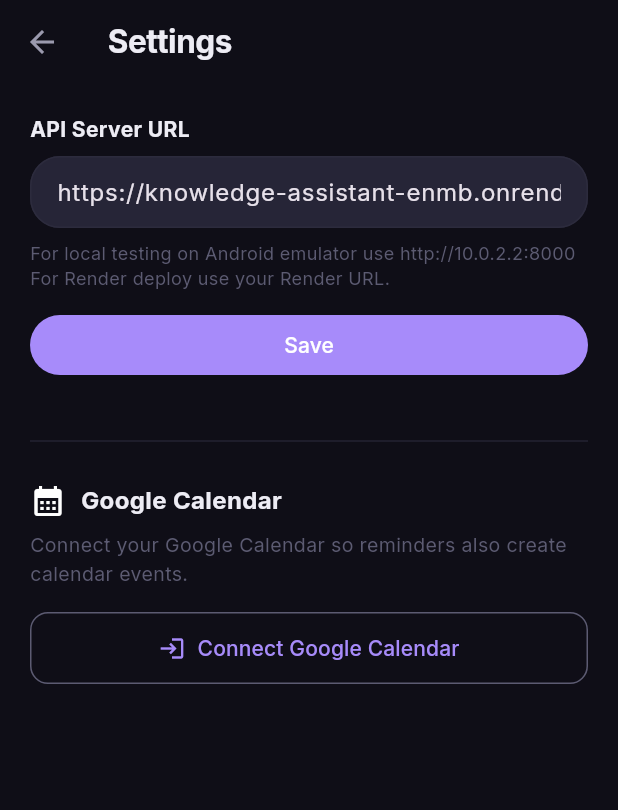
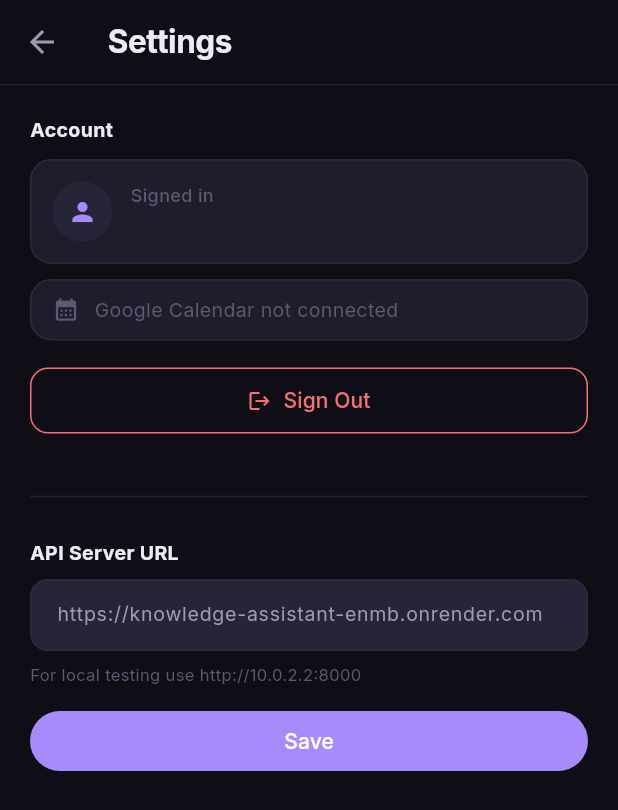
Before and after one commit to aditimishra-11/cura, a Flutter app: the SettingsScreen screen opened directly, on a phone screen of 412 x 824 dp. Shown: the top 810 px of the screen. Run offline on Flutter 3.47's test engine with Material 3 defaults, Android fonts, the phone set to English and light mode, and no system bars; our stand-ins replace firebase_core, firebase_messaging, flutter_local_notifications, flutter_markdown, google_fonts, google_sign_in and 1 more; missing offline and left inert: receive_sharing_intent; accounts and stored records are empty; network calls fail.

Commit message:
Google auth gate, IST time, rich calendar description, sign-out
- Add sign-in screen: Google auth required to use the app
- main.dart: auth gate — checks saved email on launch, shows
  SignInScreen if not signed in, MainShell if signed in
- settings_screen.dart: replaced calendar connect UI with signed-in
  account display + Sign Out button
- chat_screen.dart: pass onSignOut callback to SettingsScreen
- api/routes.py: reminder time shown in IST instead of UTC;
  calendar event description now includes URL, summary, intent,
  tags and user note (not just the note)

Co-Authored-By: Claude Sonnet 4.6 <noreply@anthropic.com>

```diff
--- a/flutter_app/lib/screens/settings_screen.dart
+++ b/flutter_app/lib/screens/settings_screen.dart
@@ -1,21 +1,24 @@
 import 'package:flutter/material.dart';
+import 'package:google_fonts/google_fonts.dart';
 import 'package:google_sign_in/google_sign_in.dart';
-import '../config.dart';
 import '../services/api_service.dart';
-import '../services/notification_service.dart';
 
-final _googleSignIn = GoogleSignIn(
-  scopes: [
-    'email',
-    'https://www.googleapis.com/auth/calendar.events',
-  ],
-  serverClientId: AppConfig.googleWebClientId.isNotEmpty
-      ? AppConfig.googleWebClientId
-      : null,
-);
+const _bg      = Color(0xFF0F0E17);
+const _surface2= Color(0xFF1E1D2C);
+const _surface3= Color(0xFF262537);
+const _border  = Color(0xFF2C2B3D);
+const _text1   = Color(0xFFEDECF4);
+const _text2   = Color(0xFF9B9AAE);
+const _text3   = Color(0xFF5C5B72);
+const _accent  = Color(0xFFA78BFA);
+const _red     = Color(0xFFF87171);
+const _redBg   = Color(0x1AF87171);
+
+final _googleSignIn = GoogleSignIn(scopes: ['email']);
 
 class SettingsScreen extends StatefulWidget {
-  const SettingsScreen({super.key});
+  final VoidCallback? onSignOut;
+  const SettingsScreen({super.key, this.onSignOut});
 
   @override
   State<SettingsScreen> createState() => _SettingsScreenState();
@@ -24,12 +27,9 @@ class SettingsScreen extends StatefulWidget {
 class _SettingsScreenState extends State<SettingsScreen> {
   final _urlController = TextEditingController();
   bool _urlSaved = false;
-
-  // Google Calendar state
-  bool _googleLoading = true;
+  String? _userEmail;
   bool _googleConnected = false;
-  String? _googleEmail;
-  String? _googleError;
+  bool _calLoading = true;
 
   @override
   void initState() {
@@ -37,22 +37,19 @@ class _SettingsScreenState extends State<SettingsScreen> {
     ApiService.getBaseUrl().then((url) {
       if (mounted) setState(() => _urlController.text = url);
     });
-    _loadGoogleStatus();
+    ApiService.getUserEmail().then((email) {
+      setState(() => _userEmail = email);
+      if (email != null) _loadCalendarStatus(email);
+    });
   }
 
-  Future<void> _loadGoogleStatus() async {
-    setState(() { _googleLoading = true; _googleError = null; });
+  Future<void> _loadCalendarStatus(String email) async {
+    setState(() => _calLoading = true);
     try {
       final status = await ApiService.googleStatus();
-      if (mounted) {
-        setState(() {
-          _googleConnected = status.connected;
-          _googleEmail = status.email;
-          _googleLoading = false;
-        });
-      }
+      if (mounted) setState(() { _googleConnected = status.connected; _calLoading = false; });
     } catch (_) {
-      if (mounted) setState(() { _googleLoading = false; });
+      if (mounted) setState(() => _calLoading = false);
     }
   }
 
@@ -64,123 +61,187 @@ class _SettingsScreenState extends State<SettingsScreen> {
     });
   }
 
-  Future<void> _connectGoogle() async {
-    setState(() { _googleLoading = true; _googleError = null; });
-    try {
-      // Trigger Google sign-in to obtain serverAuthCode
-      final account = await _googleSignIn.signIn();
-      if (account == null) {
-        setState(() { _googleLoading = false; });
-        return; // user cancelled
-      }
-
-      final auth = await account.authentication;
-      final serverAuthCode = account.serverAuthCode;
-
-      if (serverAuthCode == null) {
-        setState(() {
-          _googleLoading = false;
-          _googleError = 'Could not get server auth code. Make sure the OAuth client ID is configured correctly.';
-        });
-        return;
-      }
-
-      final status = await ApiService.connectGoogle(
-        serverAuthCode: serverAuthCode,
-        email: account.email,
-      );
-
-      // Re-register FCM token now that we have user_email
-      await NotificationService.reRegister();
-
-      if (mounted) {
-        setState(() {
-          _googleConnected = status.connected;
-          _googleEmail = status.email ?? account.email;
-          _googleLoading = false;
-        });
-      }
-    } catch (e) {
-      if (mounted) {
-        setState(() {
-          _googleLoading = false;
-          _googleError = e.toString().replaceFirst('Exception: ', '');
-        });
-      }
-    }
-  }
-
-  Future<void> _disconnectGoogle() async {
+  Future<void> _signOut() async {
     final confirmed = await showDialog<bool>(
       context: context,
       builder: (ctx) => AlertDialog(
-        title: const Text('Disconnect Google Calendar?'),
-        content: const Text(
-          'Future reminders will no longer create calendar events. Existing events are not deleted.',
+        backgroundColor: _surface2,
+        title: Text('Sign out?', style: TextStyle(color: _text1)),
+        content: Text(
+          'You will need to sign in again to use Cura.',
+          style: TextStyle(color: _text2),
         ),
         actions: [
-          TextButton(onPressed: () => Navigator.pop(ctx, false), child: const Text('Cancel')),
+          TextButton(
+            onPressed: () => Navigator.pop(ctx, false),
+            child: Text('Cancel', style: TextStyle(color: _accent)),
+          ),
           FilledButton(
             onPressed: () => Navigator.pop(ctx, true),
-            style: FilledButton.styleFrom(backgroundColor: Colors.red),
-            child: const Text('Disconnect'),
+            style: FilledButton.styleFrom(backgroundColor: _red),
+            child: const Text('Sign Out'),
           ),
         ],
       ),
     );
     if (confirmed != true) return;
 
-    setState(() { _googleLoading = true; _googleError = null; });
     try {
       await ApiService.disconnectGoogle();
-      await _googleSignIn.signOut();
-      // Re-register FCM token without user_email
-      await NotificationService.reRegister();
-      if (mounted) {
-        setState(() {
-          _googleConnected = false;
-          _googleEmail = null;
-          _googleLoading = false;
-        });
-      }
-    } catch (e) {
-      if (mounted) {
-        setState(() {
-          _googleLoading = false;
-          _googleError = e.toString().replaceFirst('Exception: ', '');
-        });
-      }
+    } catch (_) {
+      // Clear locally even if backend call fails
+      await ApiService.clearUserEmail();
     }
+    await _googleSignIn.signOut();
+
+    widget.onSignOut?.call();
+    if (mounted) Navigator.of(context).popUntil((r) => r.isFirst);
   }
 
   @override
   Widget build(BuildContext context) {
-    final cs = Theme.of(context).colorScheme;
-
     return Scaffold(
-      appBar: AppBar(title: const Text('Settings')),
+      backgroundColor: _bg,
+      appBar: AppBar(
+        backgroundColor: _bg,
+        title: Text('Settings',
+            style: TextStyle(color: _text1, fontWeight: FontWeight.w700)),
+        iconTheme: const IconThemeData(color: _text2),
+        bottom: PreferredSize(
+          preferredSize: const Size.fromHeight(1),
+          child: Container(height: 1, color: const Color(0xFF232232)),
+        ),
+      ),
       body: SingleChildScrollView(
         padding: const EdgeInsets.all(20),
         child: Column(
           crossAxisAlignment: CrossAxisAlignment.start,
           children: [
+
+            // ── Account ───────────────────────────────────────────────────
+            Text('Account',
+                style: GoogleFonts.inter(
+                    fontWeight: FontWeight.w700, color: _text1, fontSize: 13)),
+            const SizedBox(height: 10),
+            Container(
+              padding: const EdgeInsets.all(14),
+              decoration: BoxDecoration(
+                color: _surface2,
+                borderRadius: BorderRadius.circular(14),
+                border: Border.all(color: _border),
+              ),
+              child: Row(
+                children: [
+                  Container(
+                    width: 40, height: 40,
+                    decoration: BoxDecoration(
+                        color: _surface3, shape: BoxShape.circle),
+                    child: const Icon(Icons.person, color: _accent, size: 20),
+                  ),
+                  const SizedBox(width: 12),
+                  Expanded(
+                    child: Column(
+                      crossAxisAlignment: CrossAxisAlignment.start,
+                      children: [
+                        Text('Signed in',
+                            style: GoogleFonts.inter(
+                                fontSize: 12, color: _text3,
+                                fontWeight: FontWeight.w500)),
+                        const SizedBox(height: 2),
+                        Text(_userEmail ?? '—',
+                            style: GoogleFonts.inter(
+                                fontSize: 13.5, color: _text1,
+                                fontWeight: FontWeight.w600)),
+                      ],
+                    ),
+                  ),
+                ],
+              ),
+            ),
+
+            const SizedBox(height: 10),
+
+            // Google Calendar status
+            Container(
+              padding: const EdgeInsets.symmetric(horizontal: 14, vertical: 10),
+              decoration: BoxDecoration(
+                color: _surface2,
+                borderRadius: BorderRadius.circular(14),
+                border: Border.all(color: _border),
+              ),
+              child: Row(
+                children: [
+                  Icon(Icons.calendar_month,
+                      size: 18,
+                      color: _calLoading
+                          ? _text3
+                          : _googleConnected ? _accent : _text3),
+                  const SizedBox(width: 10),
+                  Text(
+                    _calLoading
+                        ? 'Checking Calendar…'
+                        : _googleConnected
+                            ? 'Google Calendar connected'
+                            : 'Google Calendar not connected',
+                    style: GoogleFonts.inter(
+                        fontSize: 13,
+                        color: _calLoading
+                            ? _text3
+                            : _googleConnected ? _accent : _text3),
+                  ),
+                ],
+              ),
+            ),
+
+            const SizedBox(height: 16),
+            SizedBox(
+              width: double.infinity,
+              child: OutlinedButton.icon(
+                icon: const Icon(Icons.logout, size: 16),
+                label: const Text('Sign Out'),
+                onPressed: _signOut,
+                style: OutlinedButton.styleFrom(
+                  foregroundColor: _red,
+                  side: const BorderSide(color: _red),
+                  padding: const EdgeInsets.symmetric(vertical: 12),
+                  shape: RoundedRectangleBorder(
+                      borderRadius: BorderRadius.circular(12)),
+                ),
+              ),
+            ),
+
+            const SizedBox(height: 32),
+            const Divider(color: Color(0xFF232232)),
+            const SizedBox(height: 20),
+
             // ── API Server URL ─────────────────────────────────────────────
             Text('API Server URL',
-                style: TextStyle(fontWeight: FontWeight.bold, color: cs.onSurface)),
+                style: GoogleFonts.inter(
+                    fontWeight: FontWeight.w700, color: _text1, fontSize: 13)),
             const SizedBox(height: 8),
             TextField(
               controller: _urlController,
+              style: GoogleFonts.inter(fontSize: 13, color: _text2),
               decoration: InputDecoration(
                 hintText: 'https://your-render-app.onrender.com',
-                border: OutlineInputBorder(borderRadius: BorderRadius.circular(12)),
+                border: OutlineInputBorder(
+                    borderRadius: BorderRadius.circular(12),
+                    borderSide: const BorderSide(color: _border)),
+                enabledBorder: OutlineInputBorder(
+                    borderRadius: BorderRadius.circular(12),
+                    borderSide: const BorderSide(color: _border)),
+                focusedBorder: OutlineInputBorder(
+                    borderRadius: BorderRadius.circular(12),
+                    borderSide: const BorderSide(color: _accent)),
+                filled: true,
+                fillColor: _surface3,
               ),
               keyboardType: TextInputType.url,
             ),
             const SizedBox(height: 8),
             Text(
-              'For local testing on Android emulator use http://10.0.2.2:8000\n'
-              'For Render deploy use your Render URL.',
-              style: TextStyle(fontSize: 12, color: cs.outline),
+              'For local testing use http://10.0.2.2:8000',
+              style: GoogleFonts.inter(fontSize: 11, color: _text3),
             ),
             const SizedBox(height: 12),
             SizedBox(
@@ -190,113 +251,6 @@ class _SettingsScreenState extends State<SettingsScreen> {
                 child: Text(_urlSaved ? 'Saved ✓' : 'Save'),
               ),
             ),
-
-            const SizedBox(height: 32),
-            const Divider(),
-            const SizedBox(height: 20),
-
-            // ── Google Calendar ────────────────────────────────────────────
-            Row(
-              children: [
-                Image.network(
-                  'https://upload.wikimedia.org/wikipedia/commons/a/a5/Google_Calendar_icon_%282020%29.svg',
-                  width: 24,
-                  height: 24,
-                  errorBuilder: (_, __, ___) =>
-                      const Icon(Icons.calendar_month, size: 24),
-                ),
-                const SizedBox(width: 10),
-                Text(
-                  'Google Calendar',
-                  style: TextStyle(
-                      fontWeight: FontWeight.bold,
-                      fontSize: 16,
-                      color: cs.onSurface),
-                ),
-              ],
-            ),
-            const SizedBox(height: 8),
-            Text(
-              'Connect your Google Calendar so reminders also create calendar events.',
-              style: TextStyle(fontSize: 13, color: cs.outline),
-            ),
-            const SizedBox(height: 16),
-
-            if (_googleLoading)
-              const Center(child: CircularProgressIndicator())
-            else if (_googleConnected) ...[
-              Container(
-                padding: const EdgeInsets.all(14),
-                decoration: BoxDecoration(
-                  color: cs.primaryContainer,
-                  borderRadius: BorderRadius.circular(12),
-                ),
-                child: Row(
-                  children: [
-                    Icon(Icons.check_circle, color: cs.primary),
-                    const SizedBox(width: 10),
-                    Expanded(
-                      child: Column(
-                        crossAxisAlignment: CrossAxisAlignment.start,
-                        children: [
-                          Text('Connected',
-                              style: TextStyle(
-                                  fontWeight: FontWeight.bold,
-                                  color: cs.onPrimaryContainer)),
-                          if (_googleEmail != null)
-                            Text(_googleEmail!,
-                                style: TextStyle(
-                                    fontSize: 13,
-                                    color: cs.onPrimaryContainer)),
-                        ],
-                      ),
-                    ),
-                    TextButton(
-                      onPressed: _disconnectGoogle,
-                      child: Text('Disconnect',
-                          style: TextStyle(color: cs.error)),
-                    ),
-                  ],
-                ),
-              ),
-            ] else ...[
-              SizedBox(
-                width: double.infinity,
-                child: OutlinedButton.icon(
-                  icon: const Icon(Icons.login),
-                  label: const Text('Connect Google Calendar'),
-                  onPressed: _connectGoogle,
-                  style: OutlinedButton.styleFrom(
-                    padding: const EdgeInsets.symmetric(vertical: 14),
-                    shape: RoundedRectangleBorder(
-                        borderRadius: BorderRadius.circular(12)),
-                  ),
-                ),
-              ),
-            ],
-
-            if (_googleError != null) ...[
-              const SizedBox(height: 10),
-              Container(
-                padding: const EdgeInsets.all(12),
-                decoration: BoxDecoration(
-                  color: cs.errorContainer,
-                  borderRadius: BorderRadius.circular(10),
-                ),
-                child: Row(
-                  children: [
-                    Icon(Icons.error_outline, color: cs.error, size: 18),
-                    const SizedBox(width: 8),
-                    Expanded(
-                      child: Text(_googleError!,
-                          style:
-                              TextStyle(color: cs.onErrorContainer, fontSize: 13)),
-                    ),
-                  ],
-                ),
-              ),
-            ],
-
             const SizedBox(height: 24),
           ],
         ),
```
Also changed, not shown: flutter_app/lib/main.dart (+37 -3 lines), flutter_app/lib/screens/chat_screen.dart (+5 -2 lines), flutter_app/lib/screens/sign_in_screen.dart (added, +252 -0 lines), 1 other file.
